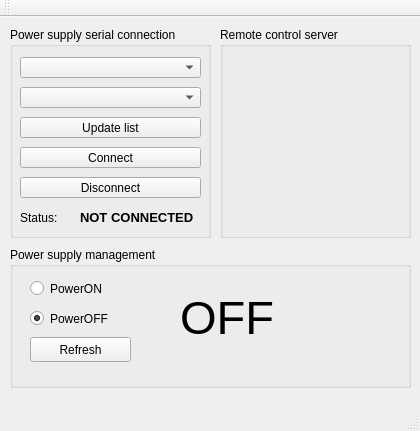
Before: the Qt Designer form Qt/RemotePowerSupply/mainwindow.ui in caffedrine/RemotePowerSupply, drawn with Qt 5.
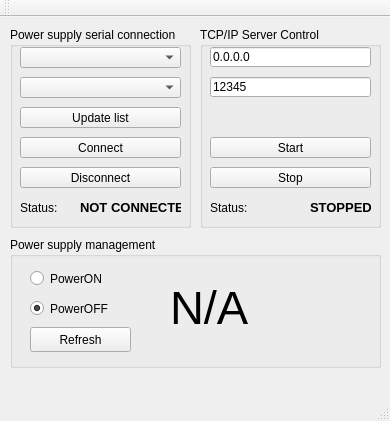
After: the same form once the commit is applied. Icons and pictures are not drawn.

The edit to the form file:
```diff
--- a/Qt/RemotePowerSupply/mainwindow.ui
+++ b/Qt/RemotePowerSupply/mainwindow.ui
@@ -6,8 +6,8 @@
    <rect>
     <x>0</x>
     <y>0</y>
-    <width>420</width>
-    <height>431</height>
+    <width>390</width>
+    <height>421</height>
    </rect>
   </property>
   <property name="windowTitle">
@@ -23,8 +23,8 @@
      <rect>
       <x>10</x>
       <y>10</y>
-      <width>201</width>
-      <height>211</height>
+      <width>181</width>
+      <height>201</height>
      </rect>
     </property>
     <property name="title">
@@ -34,8 +34,8 @@
      <property name="geometry">
       <rect>
        <x>10</x>
-       <y>90</y>
-       <width>181</width>
+       <y>80</y>
+       <width>161</width>
        <height>21</height>
       </rect>
      </property>
@@ -47,8 +47,8 @@
      <property name="geometry">
       <rect>
        <x>10</x>
-       <y>30</y>
-       <width>181</width>
+       <y>20</y>
+       <width>161</width>
        <height>21</height>
       </rect>
      </property>
@@ -57,8 +57,8 @@
      <property name="geometry">
       <rect>
        <x>10</x>
-       <y>150</y>
-       <width>181</width>
+       <y>140</y>
+       <width>161</width>
        <height>21</height>
       </rect>
      </property>
@@ -70,7 +70,7 @@
      <property name="geometry">
       <rect>
        <x>10</x>
-       <y>180</y>
+       <y>170</y>
        <width>51</width>
        <height>21</height>
       </rect>
@@ -83,8 +83,8 @@
      <property name="geometry">
       <rect>
        <x>70</x>
-       <y>180</y>
-       <width>131</width>
+       <y>170</y>
+       <width>101</width>
        <height>21</height>
       </rect>
      </property>
@@ -103,8 +103,8 @@
      <property name="geometry">
       <rect>
        <x>10</x>
-       <y>120</y>
-       <width>181</width>
+       <y>110</y>
+       <width>161</width>
        <height>21</height>
       </rect>
      </property>
@@ -116,8 +116,8 @@
      <property name="geometry">
       <rect>
        <x>10</x>
-       <y>60</y>
-       <width>181</width>
+       <y>50</y>
+       <width>161</width>
        <height>21</height>
       </rect>
      </property>
@@ -133,9 +133,9 @@
     <property name="geometry">
      <rect>
       <x>10</x>
-      <y>230</y>
-      <width>401</width>
-      <height>141</height>
+      <y>220</y>
+      <width>371</width>
+      <height>131</height>
      </rect>
     </property>
     <property name="title">
@@ -189,9 +189,9 @@
     <widget class="QLabel" name="label_PowerSupplyStatus">
      <property name="geometry">
       <rect>
-       <x>170</x>
+       <x>160</x>
        <y>50</y>
-       <width>161</width>
+       <width>91</width>
        <height>41</height>
       </rect>
      </property>
@@ -203,22 +203,107 @@
       </font>
      </property>
      <property name="text">
-      <string>OFF</string>
+      <string>N/A</string>
      </property>
     </widget>
    </widget>
    <widget class="QGroupBox" name="groupBox">
     <property name="geometry">
      <rect>
-      <x>220</x>
+      <x>200</x>
       <y>10</y>
-      <width>191</width>
-      <height>211</height>
+      <width>181</width>
+      <height>201</height>
      </rect>
     </property>
     <property name="title">
-     <string>Remote control server</string>
+     <string>TCP/IP Server Control</string>
     </property>
+    <widget class="QLineEdit" name="lineEdit_TcpServerIp">
+     <property name="geometry">
+      <rect>
+       <x>10</x>
+       <y>20</y>
+       <width>161</width>
+       <height>20</height>
+      </rect>
+     </property>
+     <property name="text">
+      <string>0.0.0.0</string>
+     </property>
+    </widget>
+    <widget class="QLineEdit" name="lineEdit_TcpServerPort">
+     <property name="geometry">
+      <rect>
+       <x>10</x>
+       <y>50</y>
+       <width>161</width>
+       <height>20</height>
+      </rect>
+     </property>
+     <property name="text">
+      <string>12345</string>
+     </property>
+    </widget>
+    <widget class="QLabel" name="connectionStatusLabel_TcpServerState">
+     <property name="geometry">
+      <rect>
+       <x>110</x>
+       <y>170</y>
+       <width>61</width>
+       <height>21</height>
+      </rect>
+     </property>
+     <property name="font">
+      <font>
+       <pointsize>10</pointsize>
+       <weight>75</weight>
+       <bold>true</bold>
+      </font>
+     </property>
+     <property name="text">
+      <string>STOPPED</string>
+     </property>
+    </widget>
+    <widget class="QLabel" name="statusLabel_2">
+     <property name="geometry">
+      <rect>
+       <x>10</x>
+       <y>170</y>
+       <width>51</width>
+       <height>21</height>
+      </rect>
+     </property>
+     <property name="text">
+      <string>Status:</string>
+     </property>
+    </widget>
+    <widget class="QPushButton" name="pushButton_StartTcpServer">
+     <property name="geometry">
+      <rect>
+       <x>10</x>
+       <y>110</y>
+       <width>161</width>
+       <height>21</height>
+      </rect>
+     </property>
+     <property name="text">
+      <string>Start</string>
+     </property>
+    </widget>
+    <widget class="QPushButton" name="pushButton_StopTcpServer">
+     <property name="geometry">
+      <rect>
+       <x>10</x>
+       <y>140</y>
+       <width>161</width>
+       <height>21</height>
+      </rect>
+     </property>
+     <property name="text">
+      <string>Stop</string>
+     </property>
+    </widget>
    </widget>
   </widget>
   <widget class="QMenuBar" name="menuBar">
```
Left out of the diff: 2 changed lines with no effect on the pictures.
